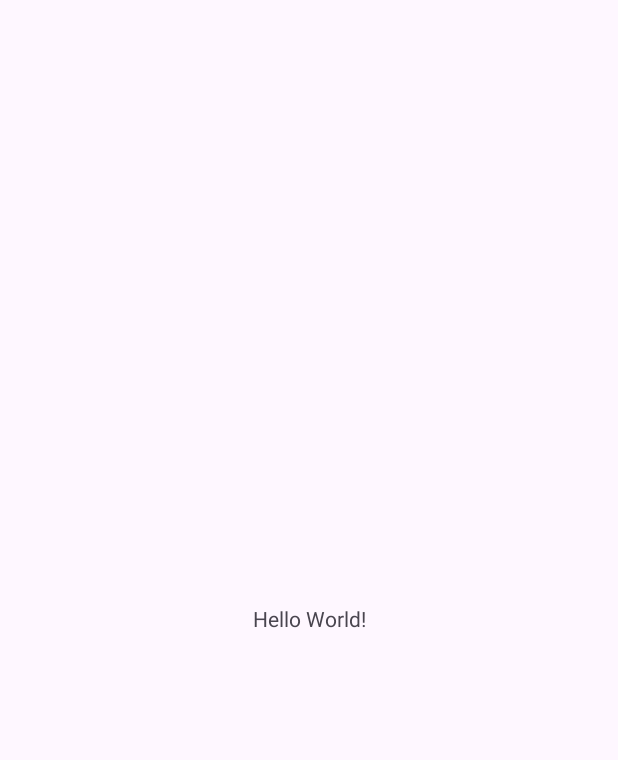
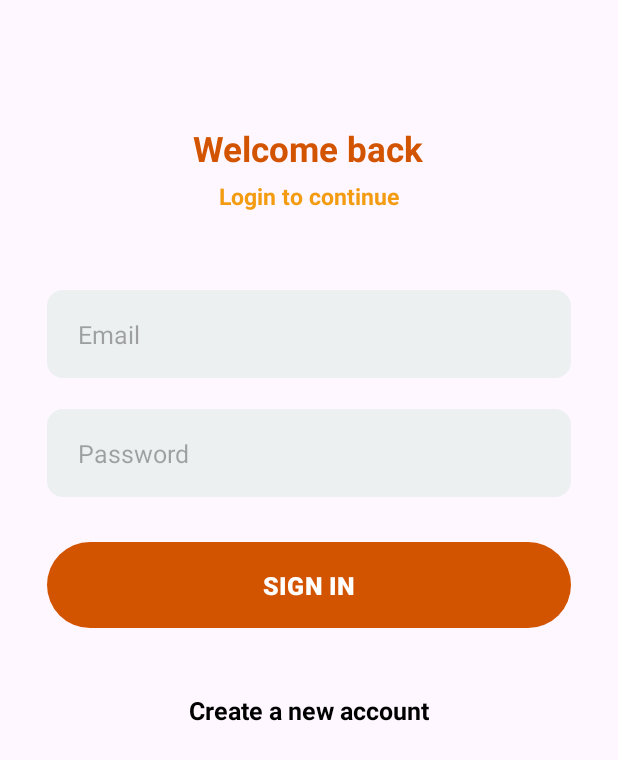
Before and after one commit to AkaneChitose/Paw_Chat, an Android app: the screen it shows after launch (MainActivity before the commit, SignInActivity after it), on a phone screen of 412 x 824 dp. Before the commit the part shown is almost empty. Shown: the top 760 px of the screen. Run offline under Robolectric (Android 15) with nearby library versions, the phone set to English and light mode, and no system bars; our stand-ins replace sdp/ssp sizes.

Commit message:
Sign in, Sign up

```diff
--- /dev/null
+++ b/app/src/main/java/com/chatapp/pawchat/activities/SignInActivity.java
@@ -0,0 +1,26 @@
+package com.chatapp.pawchat.activities;
+
+import androidx.appcompat.app.AppCompatActivity;
+
+import android.content.Intent;
+import android.os.Bundle;
+
+import com.chatapp.pawchat.R;
+import com.chatapp.pawchat.databinding.ActivitySignInBinding;
+
+public class SignInActivity extends AppCompatActivity {
+
+    private ActivitySignInBinding binding;
+
+    @Override
+    protected void onCreate(Bundle savedInstanceState) {
+        super.onCreate(savedInstanceState);
+        binding = ActivitySignInBinding.inflate(getLayoutInflater());
+        setContentView(binding.getRoot());
+        setListeners();
+    }
+
+    private void setListeners(){
+        binding.txtCreateNewAccount.setOnClickListener(v -> startActivity(new Intent(getApplicationContext(), SignUpActivity.class)));
+    }
+}
--- /dev/null
+++ b/app/src/main/res/drawable/background_image.xml
@@ -0,0 +1,6 @@
+<?xml version="1.0" encoding="utf-8"?>
+<shape
+    xmlns:android="http://schemas.android.com/apk/res/android"
+    android:shape="oval">
+    <solid android:color="@color/clouds"/>
+</shape>
--- /dev/null
+++ b/app/src/main/res/drawable/background_input.xml
@@ -0,0 +1,7 @@
+<?xml version="1.0" encoding="utf-8"?>
+<shape
+    xmlns:android="http://schemas.android.com/apk/res/android"
+    android:shape="rectangle">
+    <solid android:color="@color/clouds"/>
+    <corners android:radius="@dimen/_8sdp"/>
+</shape>
--- /dev/null
+++ b/app/src/main/res/layout/activity_sign_in.xml
@@ -0,0 +1,89 @@
+<?xml version="1.0" encoding="utf-8"?>
+<ScrollView xmlns:android="http://schemas.android.com/apk/res/android"
+    xmlns:app="http://schemas.android.com/apk/res-auto"
+    xmlns:tools="http://schemas.android.com/tools"
+    android:layout_width="match_parent"
+    android:layout_height="match_parent"
+    android:clipToPadding="false"
+    android:overScrollMode="never"
+    android:padding="@dimen/_24sdp"
+    android:scrollbars="none"
+    tools:context=".activities.SignInActivity">
+
+    <LinearLayout
+        android:layout_width="match_parent"
+        android:layout_height="wrap_content"
+        android:gravity="center_horizontal"
+        android:orientation="vertical">
+
+        <TextView
+            android:layout_width="wrap_content"
+            android:layout_height="wrap_content"
+            android:layout_marginTop="@dimen/_40sdp"
+            android:text="Welcome back"
+            android:textColor="@color/pumpkin"
+            android:textSize="@dimen/_18ssp"
+            android:textStyle="bold"/>
+
+        <TextView
+            android:layout_width="wrap_content"
+            android:layout_height="wrap_content"
+            android:layout_marginTop="@dimen/_4sdp"
+            android:text="Login to continue"
+            android:textColor="@color/orange"
+            android:textSize="@dimen/_12ssp"
+            android:textStyle="bold"/>
+
+        <EditText
+            android:id="@+id/inputEmail"
+            android:layout_width="match_parent"
+            android:layout_height="@dimen/_45sdp"
+            android:layout_marginTop="@dimen/_40sdp"
+            android:background="@drawable/background_input"
+            android:imeOptions="actionNext"
+            android:hint="Email"
+            android:importantForAutofill="no"
+            android:inputType="textEmailAddress"
+            android:paddingStart="@dimen/_16sdp"
+            android:paddingEnd="@dimen/_16sdp"
+            android:textColor="@color/pumpkin"
+            android:textSize="@dimen/_13ssp"/>
+
+        <EditText
+            android:id="@+id/inputPassword"
+            android:layout_width="match_parent"
+            android:layout_height="@dimen/_45sdp"
+            android:layout_marginTop="@dimen/_16sdp"
+            android:background="@drawable/background_input"
+            android:imeOptions="actionDone"
+            android:hint="Password"
+            android:importantForAutofill="no"
+            android:inputType="textPassword"
+            android:paddingStart="@dimen/_16sdp"
+            android:paddingEnd="@dimen/_16sdp"
+            android:textColor="@color/pumpkin"
+            android:textSize="@dimen/_13ssp"/>
+
+        <com.google.android.material.button.MaterialButton
+            android:id="@+id/btnSignIn"
+            android:layout_width="match_parent"
+            android:layout_height="@dimen/_50sdp"
+            android:layout_marginTop="@dimen/_20sdp"
+            android:text="Sign In"
+            android:textAllCaps="true"
+            android:textColor="@color/white"
+            android:textStyle="bold"
+            android:textSize="@dimen/_13ssp"
+            app:cornerRadius="@dimen/_30sdp"/>
+
+        <TextView
+            android:id="@+id/txtCreateNewAccount"
+            android:layout_width="wrap_content"
+            android:layout_height="wrap_content"
+            android:layout_marginTop="@dimen/_30sdp"
+            android:text="Create a new account"
+            android:textSize="@dimen/_13ssp"
+            android:textColor="@color/black"
+            android:textStyle="bold"/>
+    </LinearLayout>
+</ScrollView>
--- a/app/src/main/res/values/colors.xml
+++ b/app/src/main/res/values/colors.xml
@@ -2,8 +2,6 @@
 <resources>
     <color name="black">#FF000000</color>
     <color name="white">#FFFFFFFF</color>
-
-    <!-- Mã màu với tên -->
     <color name="turquoise">#1abc9c</color>
     <color name="greenSea">#16a085</color>
     <color name="emerald">#2ecc71</color>
```
Also changed, not shown: app/src/main/AndroidManifest.xml (+6 -1 lines), app/src/main/java/com/chatapp/pawchat/activities/SignUpActivity.java (added, +25 -0 lines), app/src/main/res/layout/activity_sign_up.xml (added, +131 -0 lines).
